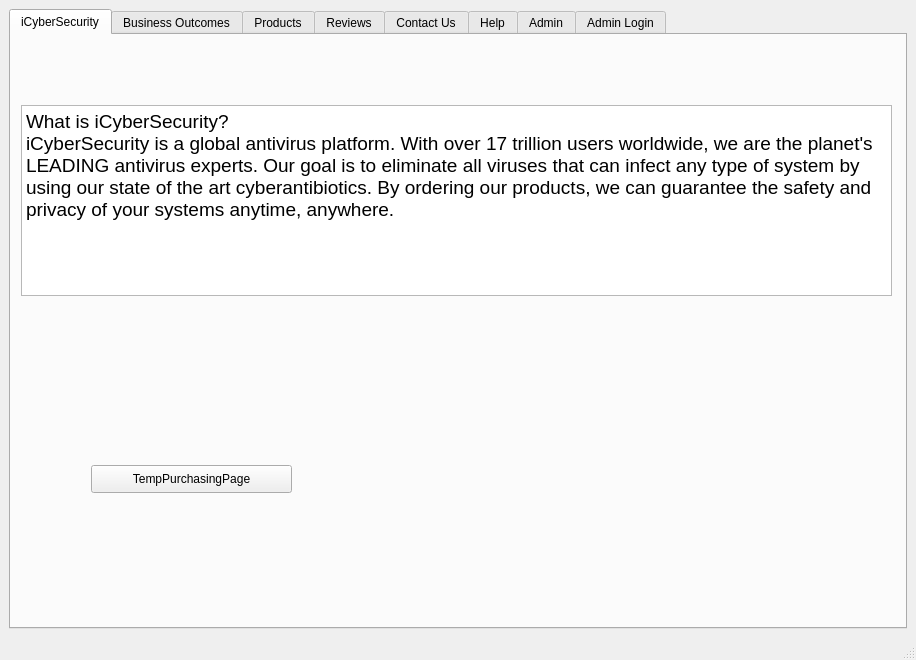
This is iCyberSecurity-master/iCyberSecurity-master/iCyberSecurity/mainwindow.ui in shatfield4/iCyberSecurity as Qt 5 draws it before an edit. The edited form follows.
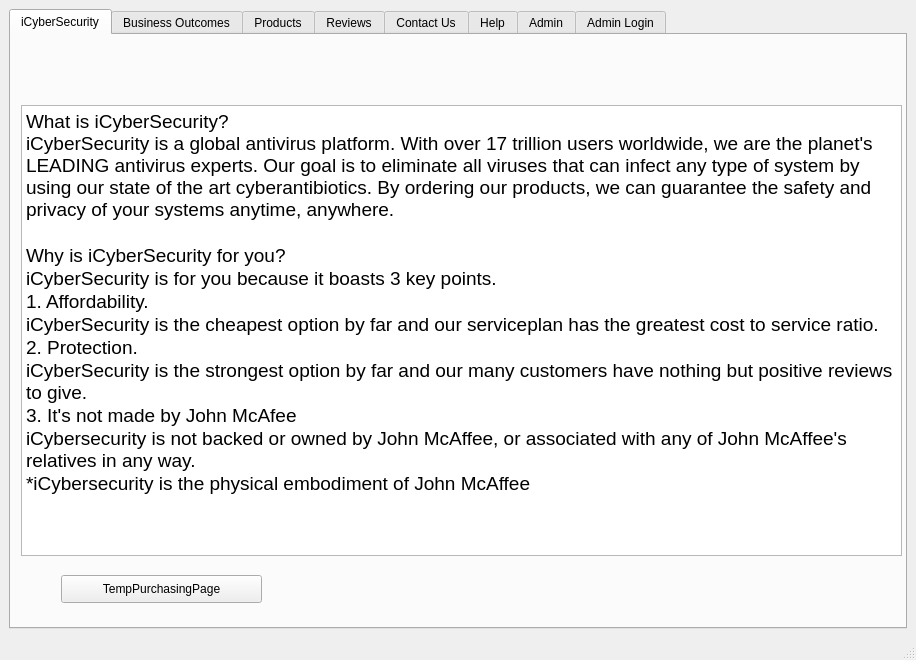
This is the edited form. The open tabs and pages were chosen to show the change.

Commit message: added a sales pitch

```diff
--- a/iCyberSecurity-master/iCyberSecurity-master/iCyberSecurity/mainwindow.ui
+++ b/iCyberSecurity-master/iCyberSecurity-master/iCyberSecurity/mainwindow.ui
@@ -29,8 +29,8 @@
          <rect>
           <x>10</x>
           <y>70</y>
-          <width>871</width>
-          <height>191</height>
+          <width>881</width>
+          <height>451</height>
          </rect>
         </property>
         <property name="html">
@@ -38,14 +38,24 @@
 &lt;html&gt;&lt;head&gt;&lt;meta name=&quot;qrichtext&quot; content=&quot;1&quot; /&gt;&lt;style type=&quot;text/css&quot;&gt;
 p, li { white-space: pre-wrap; }
 &lt;/style&gt;&lt;/head&gt;&lt;body style=&quot; font-family:'MS Shell Dlg 2'; font-size:8.25pt; font-weight:400; font-style:normal;&quot;&gt;
-&lt;p style=&quot; margin-top:0px; margin-bottom:0px; margin-left:0px; margin-right:0px; -qt-block-indent:0; text-indent:0px;&quot;&gt;&lt;span style=&quot; font-family:'MS Shell Dlg 2'; font-size:14pt;&quot;&gt;What is iCyberSecurity?&lt;br /&gt;iCyberSecurity is a global antivirus platform. With over 17 trillion users worldwide, we are the planet's LEADING antivirus experts. Our goal is to eliminate all viruses that can infect any type of system by using our state of the art cyberantibiotics. By ordering our products, we can guarantee the safety and privacy of your systems anytime, anywhere.&lt;/span&gt;&lt;/p&gt;&lt;/body&gt;&lt;/html&gt;</string>
+&lt;p style=&quot; margin-top:0px; margin-bottom:0px; margin-left:0px; margin-right:0px; -qt-block-indent:0; text-indent:0px;&quot;&gt;&lt;span style=&quot; font-family:'MS Shell Dlg 2'; font-size:14pt;&quot;&gt;What is iCyberSecurity?&lt;br /&gt;iCyberSecurity is a global antivirus platform. With over 17 trillion users worldwide, we are the planet's LEADING antivirus experts. Our goal is to eliminate all viruses that can infect any type of system by using our state of the art cyberantibiotics. By ordering our products, we can guarantee the safety and privacy of your systems anytime, anywhere.&lt;/span&gt;&lt;/p&gt;
+&lt;p style=&quot;-qt-paragraph-type:empty; margin-top:0px; margin-bottom:0px; margin-left:0px; margin-right:0px; -qt-block-indent:0; text-indent:0px; font-family:'MS Shell Dlg 2'; font-size:14pt;&quot;&gt;&lt;br /&gt;&lt;/p&gt;
+&lt;p style=&quot; margin-top:0px; margin-bottom:0px; margin-left:0px; margin-right:0px; -qt-block-indent:0; text-indent:0px;&quot;&gt;&lt;span style=&quot; font-family:'MS Shell Dlg 2'; font-size:14pt;&quot;&gt;Why is iCyberSecurity for you?&lt;/span&gt;&lt;/p&gt;
+&lt;p style=&quot; margin-top:0px; margin-bottom:0px; margin-left:0px; margin-right:0px; -qt-block-indent:0; text-indent:0px;&quot;&gt;&lt;span style=&quot; font-family:'MS Shell Dlg 2'; font-size:14pt;&quot;&gt;iCyberSecurity is for you because it boasts 3 key points.&lt;/span&gt;&lt;/p&gt;
+&lt;p style=&quot; margin-top:0px; margin-bottom:0px; margin-left:0px; margin-right:0px; -qt-block-indent:0; text-indent:0px;&quot;&gt;&lt;span style=&quot; font-family:'MS Shell Dlg 2'; font-size:14pt;&quot;&gt;1. Affordability.&lt;/span&gt;&lt;/p&gt;
+&lt;p style=&quot; margin-top:0px; margin-bottom:0px; margin-left:0px; margin-right:0px; -qt-block-indent:0; text-indent:0px;&quot;&gt;&lt;span style=&quot; font-family:'MS Shell Dlg 2'; font-size:14pt;&quot;&gt;iCyberSecurity is the cheapest option by far and our serviceplan has the greatest cost to service ratio.&lt;/span&gt;&lt;/p&gt;
+&lt;p style=&quot; margin-top:0px; margin-bottom:0px; margin-left:0px; margin-right:0px; -qt-block-indent:0; text-indent:0px;&quot;&gt;&lt;span style=&quot; font-family:'MS Shell Dlg 2'; font-size:14pt;&quot;&gt;2. Protection.&lt;/span&gt;&lt;/p&gt;
+&lt;p style=&quot; margin-top:0px; margin-bottom:0px; margin-left:0px; margin-right:0px; -qt-block-indent:0; text-indent:0px;&quot;&gt;&lt;span style=&quot; font-family:'MS Shell Dlg 2'; font-size:14pt;&quot;&gt;iCyberSecurity is the strongest option by far and our many customers have nothing but positive reviews to give.&lt;/span&gt;&lt;/p&gt;
+&lt;p style=&quot; margin-top:0px; margin-bottom:0px; margin-left:0px; margin-right:0px; -qt-block-indent:0; text-indent:0px;&quot;&gt;&lt;span style=&quot; font-family:'MS Shell Dlg 2'; font-size:14pt;&quot;&gt;3. It's not made by John McAfee&lt;/span&gt;&lt;/p&gt;
+&lt;p style=&quot; margin-top:0px; margin-bottom:0px; margin-left:0px; margin-right:0px; -qt-block-indent:0; text-indent:0px;&quot;&gt;&lt;span style=&quot; font-family:'MS Shell Dlg 2'; font-size:14pt;&quot;&gt;iCybersecurity is not backed or owned by John McAffee, or associated with any of John McAffee's relatives in any way. &lt;/span&gt;&lt;/p&gt;
+&lt;p style=&quot; margin-top:0px; margin-bottom:0px; margin-left:0px; margin-right:0px; -qt-block-indent:0; text-indent:0px;&quot;&gt;&lt;span style=&quot; font-family:'MS Shell Dlg 2'; font-size:14pt;&quot;&gt;*iCybersecurity is the physical embodiment of John McAffee&lt;/span&gt;&lt;/p&gt;&lt;/body&gt;&lt;/html&gt;</string>
         </property>
        </widget>
        <widget class="QPushButton" name="pushButton">
         <property name="geometry">
          <rect>
-          <x>80</x>
-          <y>430</y>
+          <x>50</x>
+          <y>540</y>
           <width>201</width>
           <height>28</height>
          </rect>
```
Left out of the diff: 2 changed lines with no effect on the pictures.
